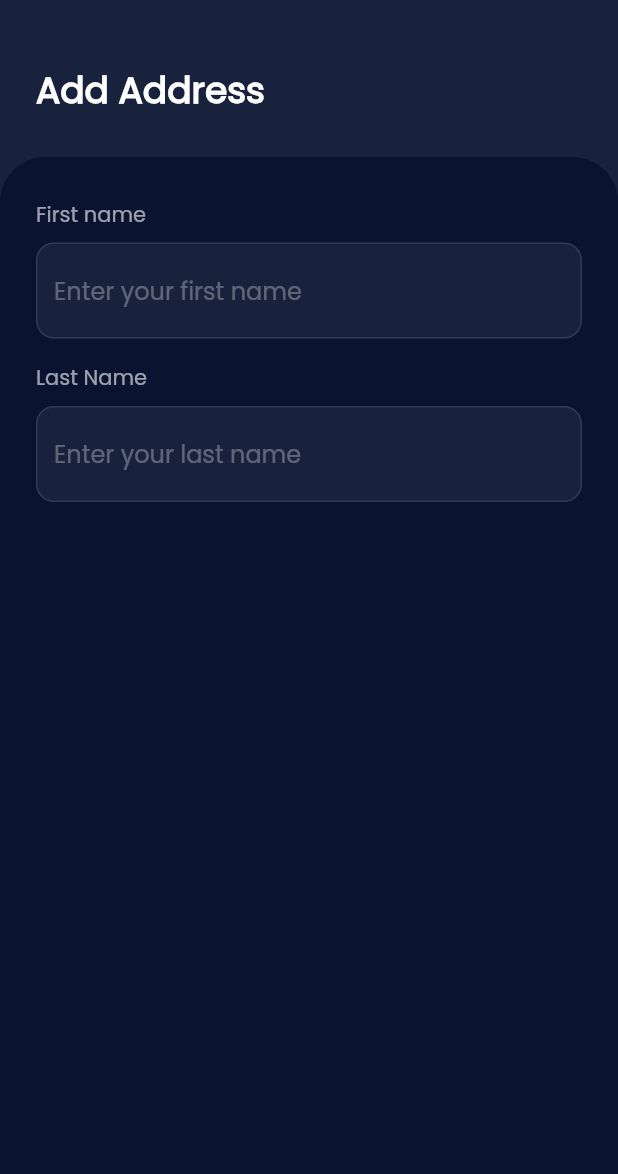
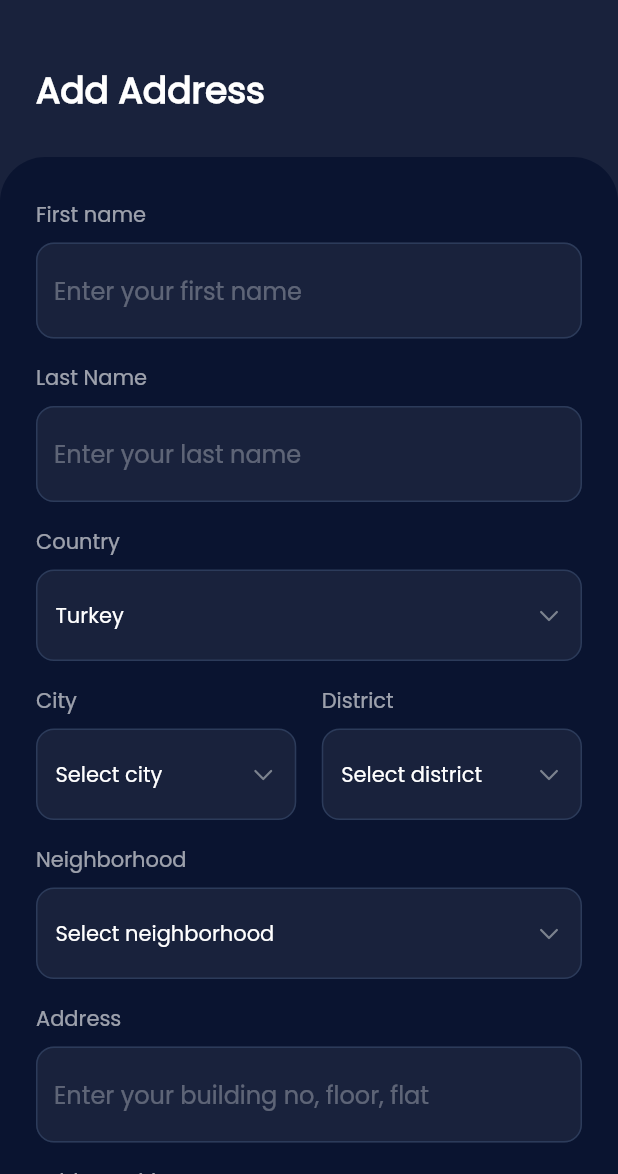
Before and after one commit to boranpek/work_with_ahmet, a Flutter app: the screen it shows after launch, on a phone screen of 412 x 824 dp, the part 62-1236 px from its top. Run offline on Flutter 3.47's test engine with Material 2 defaults, Android fonts, the phone set to English and light mode, and no system bars; our stand-ins replace flutter_svg.

Commit message:
input section created

```diff
--- a/lib/add_address_page.dart
+++ b/lib/add_address_page.dart
@@ -1,9 +1,12 @@
 import 'dart:ui';
 import 'package:first_page/constants/color_constants.dart';
 import 'package:first_page/constants/icon_constants.dart';
+import 'package:first_page/widgets/dropdown_desc.dart';
 import 'package:first_page/widgets/textformfield_desc.dart';
 import 'package:flutter/material.dart';
 import 'package:flutter_svg/flutter_svg.dart';
+
+import 'widgets/twodropdown_desc.dart';
 
 class AddAddressPage extends StatefulWidget {
   const AddAddressPage({Key? key}) : super(key: key);
@@ -48,7 +51,23 @@ class _AddAddressPageState extends State<AddAddressPage> {
                   hintSentence: 'Enter your first name'),
               TextFormFieldWithDesc(
                   description: 'Last Name',
-                  hintSentence: 'Enter your last name')
+                  hintSentence: 'Enter your last name'),
+              DropDownWithDesc(description: 'Country', hintText: 'Turkey'),
+              TwoDropdownWithDesc(
+                context: context,
+                descriptionOne: 'City',
+                descriptionTwo: 'District',
+                hintTextOne: 'Select city',
+                hintTextTwo: 'Select district',
+              ),
+              DropDownWithDesc(
+                  description: 'Neighborhood', hintText: 'Select neighborhood'),
+              TextFormFieldWithDesc(
+                  description: 'Address',
+                  hintSentence: 'Enter your building no, floor, flat'),
+              TextFormFieldWithDesc(
+                  description: 'Address Title',
+                  hintSentence: 'Enter address title'),
             ],
           ),
         ),
--- a/lib/constants/icon_constants.dart
+++ b/lib/constants/icon_constants.dart
@@ -1,4 +1,5 @@
 class IconConstants {
   static const String back_icon = 'asset/icons/Back.svg';
   static const String add_icon = 'asset/icons/add_icon.svg';
+  static const String underline_icon = 'asset/icons/underline.svg';
 }
--- /dev/null
+++ b/lib/widgets/dropdown_desc.dart
@@ -0,0 +1,51 @@
+import 'package:first_page/constants/color_constants.dart';
+import 'package:first_page/constants/icon_constants.dart';
+import 'package:flutter/material.dart';
+import 'package:flutter_svg/flutter_svg.dart';
+
+class DropDownWithDesc extends StatelessWidget {
+  final String description;
+  final String hintText;
+  const DropDownWithDesc({
+    Key? key,
+    required this.description,
+    required this.hintText,
+  }) : super(key: key);
+
+  @override
+  Widget build(BuildContext context) {
+    return Column(
+      crossAxisAlignment: CrossAxisAlignment.start,
+      children: [
+        Text(
+          description,
+          style: TextStyle(color: BackgroundColor.inputColor.withOpacity(0.6)),
+        ),
+        SizedBox(height: 8),
+        Container(
+          padding: EdgeInsets.fromLTRB(12, 6, 12, 5),
+          decoration: BoxDecoration(
+            color: BackgroundColor.inputFillColor,
+            border: Border.all(color: BackgroundColor.borderSideColor),
+            borderRadius: BorderRadius.circular(12),
+          ),
+          child: DropdownButton(
+            isExpanded: true,
+            underline: SizedBox(),
+            elevation: 16,
+            icon: SvgPicture.asset(IconConstants.underline_icon),
+            disabledHint: Text(
+              hintText,
+              style: TextStyle(
+                color: BackgroundColor.inputColor,
+                fontSize: 14,
+              ),
+            ),
+            items: [],
+          ),
+        ),
+        SizedBox(height: 16),
+      ],
+    );
+  }
+}
--- /dev/null
+++ b/lib/widgets/twodropdown_desc.dart
@@ -0,0 +1,102 @@
+import 'package:first_page/constants/color_constants.dart';
+import 'package:first_page/constants/icon_constants.dart';
+import 'package:flutter/material.dart';
+import 'package:flutter_svg/flutter_svg.dart';
+
+class TwoDropdownWithDesc extends StatelessWidget {
+  final String descriptionOne;
+  final String descriptionTwo;
+  final String hintTextOne;
+  final String hintTextTwo;
+
+  const TwoDropdownWithDesc({
+    Key? key,
+    required this.context,
+    required this.descriptionOne,
+    required this.descriptionTwo,
+    required this.hintTextOne,
+    required this.hintTextTwo,
+  }) : super(key: key);
+
+  final BuildContext context;
+
+  @override
+  Widget build(BuildContext context) {
+    return Row(
+      mainAxisAlignment: MainAxisAlignment.spaceBetween,
+      children: [
+        Column(
+          crossAxisAlignment: CrossAxisAlignment.start,
+          children: [
+            Text(
+              descriptionOne,
+              style:
+                  TextStyle(color: BackgroundColor.inputColor.withOpacity(0.6)),
+            ),
+            SizedBox(height: 8),
+            Container(
+              width: (MediaQuery.of(context).size.width - 65) / 2,
+              padding: EdgeInsets.fromLTRB(12, 6, 12, 5),
+              decoration: BoxDecoration(
+                color: BackgroundColor.inputFillColor,
+                border: Border.all(color: BackgroundColor.borderSideColor),
+                borderRadius: BorderRadius.circular(12),
+              ),
+              child: DropdownButton(
+                isExpanded: true,
+                underline: SizedBox(),
+                elevation: 16,
+                icon: SvgPicture.asset(IconConstants.underline_icon),
+                disabledHint: Text(
+                  hintTextOne,
+                  style: TextStyle(
+                    color: BackgroundColor.inputColor,
+                    fontSize: 14,
+                  ),
+                ),
+                items: [],
+              ),
+            ),
+            SizedBox(height: 16),
+          ],
+        ),
+        SizedBox(width: 17),
+        Column(
+          crossAxisAlignment: CrossAxisAlignment.start,
+          children: [
+            Text(
+              descriptionTwo,
+              style:
+                  TextStyle(color: BackgroundColor.inputColor.withOpacity(0.6)),
+            ),
+            SizedBox(height: 8),
+            Container(
+              width: (MediaQuery.of(context).size.width - 65) / 2,
+              padding: EdgeInsets.fromLTRB(12, 6, 12, 5),
+              decoration: BoxDecoration(
+                color: BackgroundColor.inputFillColor,
+                border: Border.all(color: BackgroundColor.borderSideColor),
+                borderRadius: BorderRadius.circular(12),
+              ),
+              child: DropdownButton(
+                isExpanded: true,
+                underline: SizedBox(),
+                elevation: 16,
+                icon: SvgPicture.asset(IconConstants.underline_icon),
+                disabledHint: Text(
+                  hintTextTwo,
+                  style: TextStyle(
+                    color: BackgroundColor.inputColor,
+                    fontSize: 14,
+                  ),
+                ),
+                items: [],
+              ),
+            ),
+            SizedBox(height: 16),
+          ],
+        ),
+      ],
+    );
+  }
+}
--- a/pubspec.yaml
+++ b/pubspec.yaml
@@ -21,6 +21,7 @@ environment:
   sdk: ">=2.12.0 <3.0.0"
 
 dependencies:
+  csc_picker: ^0.2.6
   cupertino_icons: ^1.0.2
   flutter:
     sdk: flutter
```
Also changed, not shown: asset/icons/underline.svg (added).
